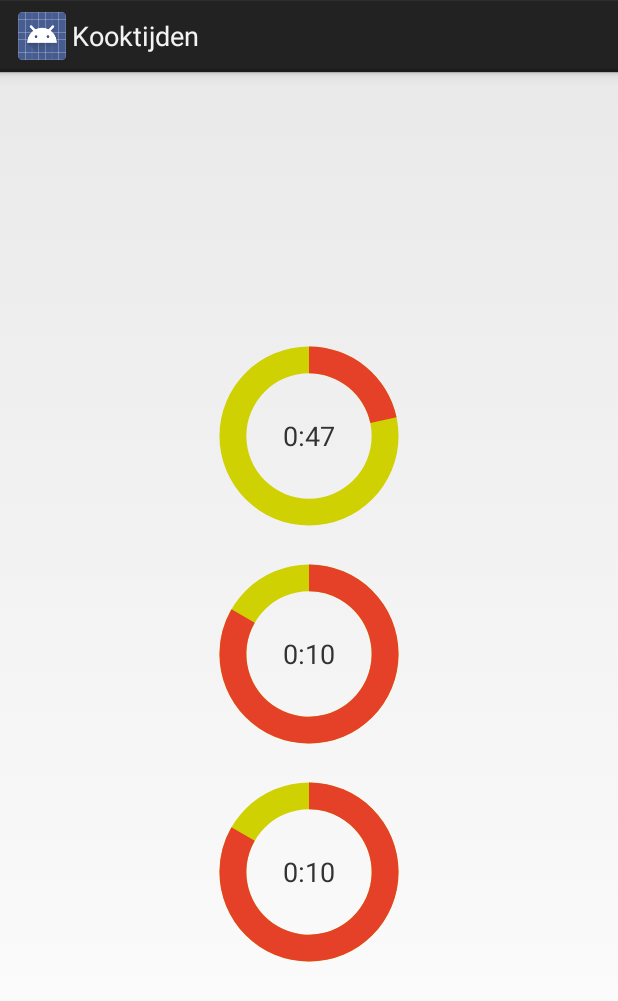
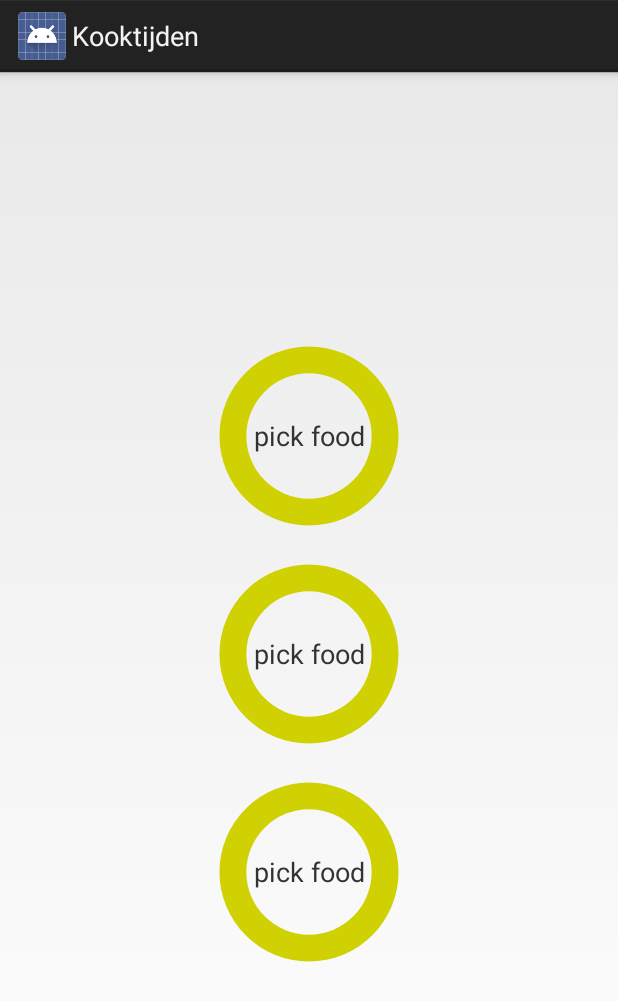
Before and after one commit to TomDoes/Kooktijden, an Android app: the fragment FragmentKookplaat3pits shown on its own in the app's theme, on a phone screen of 412 x 824 dp. Shown: the top 1001 px of the screen. Run offline under Robolectric (Android 15) with nearby library versions, the phone set to English and light mode, and no system bars.

Commit message:
opzetje om te reageren op kookplaat-klik

```diff
--- a/app/src/main/res/layout/kookplaat1pits.xml
+++ b/app/src/main/res/layout/kookplaat1pits.xml
@@ -17,12 +17,11 @@
         android:layout_height="125dip"
         android:layout_centerInParent="true"
         android:indeterminate="false"
-        android:max="60"
-        android:progress="9"
         android:onClick="setTimer"
         android:progressDrawable="@drawable/customprogressbar" />
 
     <TextView
+        android:id="@+id/kookplaat1text"
         android:layout_width="wrap_content"
         android:layout_height="wrap_content"
         android:layout_alignLeft="@+id/kookplaat1"
@@ -31,6 +30,6 @@
         android:layout_alignBottom="@+id/kookplaat1"
         android:gravity="center"
         android:textSize="18sp"
-        android:text="0:51" />
+        android:text="pick food" />
 
 </RelativeLayout>
--- a/app/src/main/res/layout/kookplaat3pits.xml
+++ b/app/src/main/res/layout/kookplaat3pits.xml
@@ -18,11 +18,11 @@
         android:layout_height="125dip"
         android:layout_margin="10dp"
         android:indeterminate="false"
-        android:max="60"
-        android:progress="13"
+        android:onClick="setTimer"
         android:progressDrawable="@drawable/customprogressbar" />
 
     <TextView
+        android:id="@+id/kookplaat1text"
         android:layout_width="wrap_content"
         android:layout_height="wrap_content"
         android:layout_alignLeft="@+id/kookplaat1"
@@ -31,7 +31,7 @@
         android:layout_alignBottom="@+id/kookplaat1"
         android:gravity="center"
         android:textSize="18sp"
-        android:text="0:47" />
+        android:text="pick food" />
 
     <ProgressBar
         android:id="@+id/kookplaat2"
@@ -41,11 +41,11 @@
         android:layout_margin="10dp"
         android:layout_below="@id/kookplaat1"
         android:indeterminate="false"
-        android:max="60"
-        android:progress="50"
+        android:onClick="setTimer"
         android:progressDrawable="@drawable/customprogressbar" />
 
     <TextView
+        android:id="@+id/kookplaat2text"
         android:layout_width="wrap_content"
         android:layout_height="wrap_content"
         android:layout_alignLeft="@+id/kookplaat2"
@@ -54,7 +54,7 @@
         android:layout_alignBottom="@+id/kookplaat2"
         android:gravity="center"
         android:textSize="18sp"
-        android:text="0:10" />
+        android:text="pick food" />
 
     <ProgressBar
         android:id="@+id/kookplaat3"
@@ -64,11 +64,11 @@
         android:layout_margin="10dp"
         android:layout_below="@id/kookplaat2"
         android:indeterminate="false"
-        android:max="60"
-        android:progress="50"
+        android:onClick="setTimer"
         android:progressDrawable="@drawable/customprogressbar" />
 
     <TextView
+        android:id="@+id/kookplaat3text"
         android:layout_width="wrap_content"
         android:layout_height="wrap_content"
         android:layout_alignLeft="@+id/kookplaat3"
@@ -77,7 +77,7 @@
         android:layout_alignBottom="@+id/kookplaat3"
         android:gravity="center"
         android:textSize="18sp"
-        android:text="0:10" />
+        android:text="pick food" />
 
 
 </RelativeLayout>
```
Also changed, not shown: app/src/main/java/com/tomdoesburg/kooktijden/MainActivity.java (+42 -2 lines), app/src/main/res/layout/kookplaat2pits.xml (+6 -6 lines).
